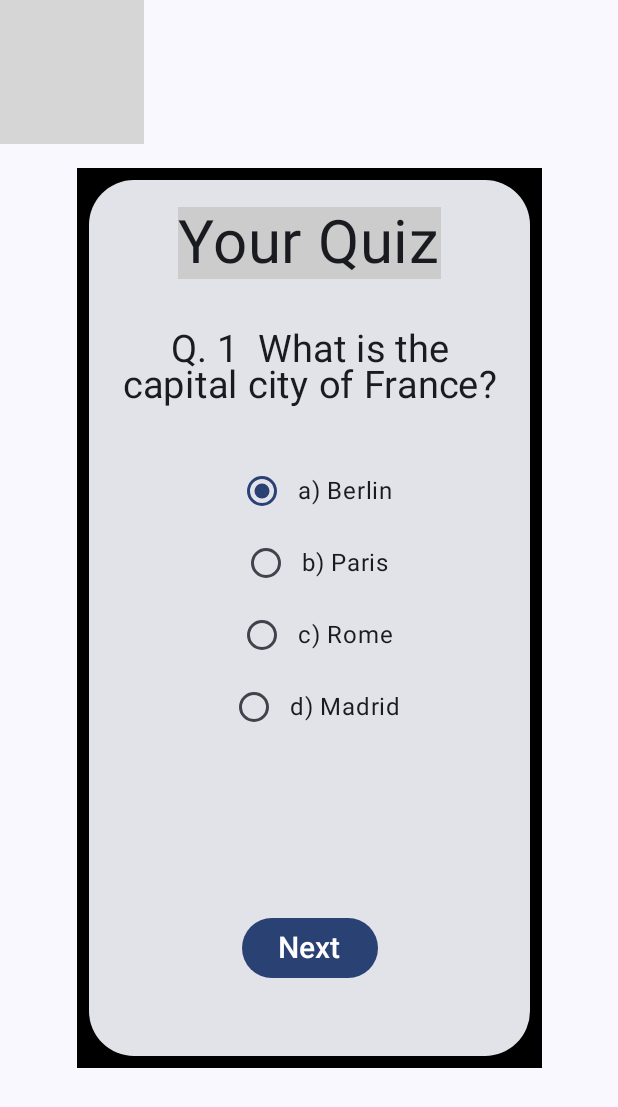
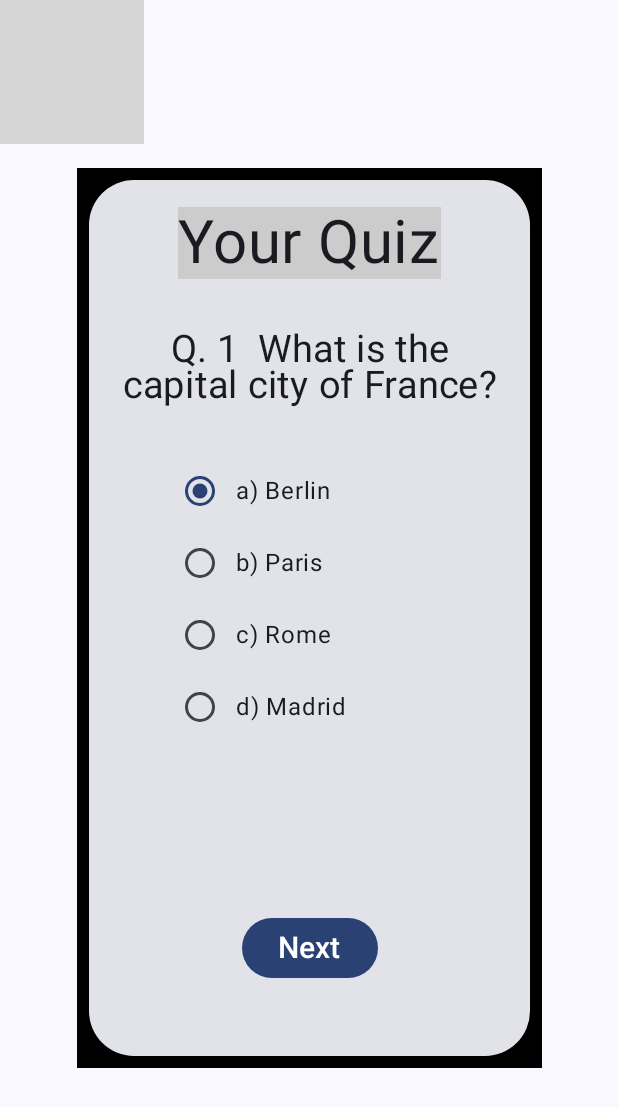
Before and after one commit to pr-Dutta/QuizApp, an Android app built with Jetpack Compose: the screen it shows after launch (MainActivity), on a phone screen of 412 x 824 dp. Shown: the top 1107 px of the screen. Run offline under Robolectric (Android 15) with nearby library versions, the phone set to English and light mode, and no system bars; grey boxes are pictures that could not be loaded.

Commit message:
new commit

```diff
--- a/app/src/main/java/com/example/quizapp/MainActivity.kt
+++ b/app/src/main/java/com/example/quizapp/MainActivity.kt
@@ -113,7 +113,7 @@ fun QuizCard(modifier: Modifier = Modifier) {
 }
 
 @Composable
-fun Questions(modifier: Modifier = Modifier, quiz: Quiz) {
+fun Questions(quiz: Quiz) {
 
     Column(modifier = Modifier
         .padding(18.dp)
@@ -145,35 +145,40 @@ fun Questions(modifier: Modifier = Modifier, quiz: Quiz) {
         )
         var radioState by remember { mutableStateOf(quiz.optionOne) }
 
+
+
         Box(
             modifier = Modifier
-                .fillMaxWidth()
-                .padding(32.dp),
-            contentAlignment = Alignment.Center
+                .padding(32.dp)
         ) {
             Column(
                 verticalArrangement = Arrangement.Center,
-                horizontalAlignment = Alignment.CenterHorizontally
+                horizontalAlignment = Alignment.Start,              // new
             ) {
-                options.forEach {
-                    ColumnEachOption(selected = radioState == it,
+                options.forEach {                  // have to revise it
+                    RowEachOption(selected = radioState == it,
                         title = it) { data ->
                         radioState = data
                     }
                 }
             }
         }
+
+
+
+
+
     }
 }
 
 @Composable
-fun ColumnEachOption(
+fun RowEachOption(
     selected: Boolean,
     title: String,
     onValueChange: (String) -> Unit
 ) {
     Row(
-        verticalAlignment = Alignment.CenterVertically
+        verticalAlignment = Alignment.CenterVertically,
     ) {
         RadioButton(selected = selected, onClick = {
             onValueChange(title)
```
